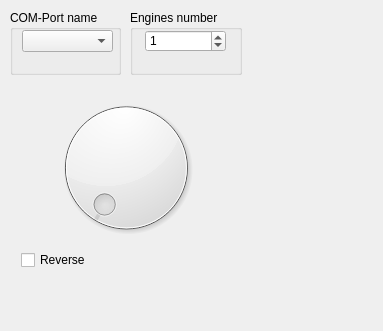
The window that host/gui/widget.ui (MChemodanov/ROV_old) describes before a commit, drawn with Qt 5.
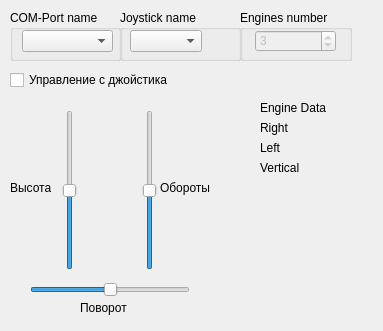
The same window after the commit.

Commit message: joystick alpha

What changed in the file:
```diff
--- a/host/gui/widget.ui
+++ b/host/gui/widget.ui
@@ -19,39 +19,13 @@
   <property name="windowTitle">
    <string/>
   </property>
-  <widget class="QWidget" name="gridLayoutWidget">
-   <property name="geometry">
-    <rect>
-     <x>10</x>
-     <y>80</y>
-     <width>232</width>
-     <height>201</height>
-    </rect>
-   </property>
-   <layout class="QGridLayout" name="gridLayout">
-    <item row="2" column="0">
-     <widget class="QCheckBox" name="checkBox">
-      <property name="text">
-       <string>Reverse</string>
-      </property>
-     </widget>
-    </item>
-    <item row="1" column="0">
-     <widget class="QDial" name="dial">
-      <property name="maximum">
-       <number>255</number>
-      </property>
-     </widget>
-    </item>
-   </layout>
-  </widget>
   <widget class="QGroupBox" name="groupBox">
    <property name="geometry">
     <rect>
      <x>10</x>
      <y>10</y>
      <width>111</width>
-     <height>65</height>
+     <height>51</height>
     </rect>
    </property>
    <property name="title">
@@ -71,16 +45,19 @@
   <widget class="QGroupBox" name="groupBox_2">
    <property name="geometry">
     <rect>
-     <x>130</x>
+     <x>240</x>
      <y>10</y>
      <width>112</width>
-     <height>65</height>
+     <height>51</height>
     </rect>
    </property>
    <property name="title">
     <string>Engines number</string>
    </property>
    <widget class="QSpinBox" name="spinBox">
+    <property name="enabled">
+     <bool>false</bool>
+    </property>
     <property name="geometry">
      <rect>
       <x>15</x>
@@ -90,10 +67,203 @@
      </rect>
     </property>
     <property name="value">
-     <number>1</number>
+     <number>3</number>
     </property>
    </widget>
   </widget>
+  <widget class="QGroupBox" name="groupBox_3">
+   <property name="geometry">
+    <rect>
+     <x>120</x>
+     <y>10</y>
+     <width>121</width>
+     <height>51</height>
+    </rect>
+   </property>
+   <property name="title">
+    <string>Joystick name</string>
+   </property>
+   <widget class="QComboBox" name="comboBox_2">
+    <property name="geometry">
+     <rect>
+      <x>10</x>
+      <y>20</y>
+      <width>101</width>
+      <height>22</height>
+     </rect>
+    </property>
+    <property name="maximumSize">
+     <size>
+      <width>101</width>
+      <height>16777215</height>
+     </size>
+    </property>
+    <property name="sizeAdjustPolicy">
+     <enum>QComboBox::AdjustToContents</enum>
+    </property>
+   </widget>
+  </widget>
+  <widget class="QCheckBox" name="checkBox">
+   <property name="geometry">
+    <rect>
+     <x>10</x>
+     <y>70</y>
+     <width>181</width>
+     <height>20</height>
+    </rect>
+   </property>
+   <property name="text">
+    <string>Управление с джойстика</string>
+   </property>
+  </widget>
+  <widget class="QSlider" name="verticalSlider">
+   <property name="geometry">
+    <rect>
+     <x>60</x>
+     <y>110</y>
+     <width>19</width>
+     <height>160</height>
+    </rect>
+   </property>
+   <property name="minimum">
+    <number>-255</number>
+   </property>
+   <property name="maximum">
+    <number>255</number>
+   </property>
+   <property name="orientation">
+    <enum>Qt::Vertical</enum>
+   </property>
+  </widget>
+  <widget class="QSlider" name="verticalSlider_2">
+   <property name="geometry">
+    <rect>
+     <x>140</x>
+     <y>110</y>
+     <width>19</width>
+     <height>160</height>
+    </rect>
+   </property>
+   <property name="minimum">
+    <number>-255</number>
+   </property>
+   <property name="maximum">
+    <number>255</number>
+   </property>
+   <property name="orientation">
+    <enum>Qt::Vertical</enum>
+   </property>
+  </widget>
+  <widget class="QSlider" name="horizontalSlider">
+   <property name="geometry">
+    <rect>
+     <x>30</x>
+     <y>280</y>
+     <width>160</width>
+     <height>19</height>
+    </rect>
+   </property>
+   <property name="minimum">
+    <number>-255</number>
+   </property>
+   <property name="maximum">
+    <number>255</number>
+   </property>
+   <property name="orientation">
+    <enum>Qt::Horizontal</enum>
+   </property>
+  </widget>
+  <widget class="QLabel" name="label">
+   <property name="geometry">
+    <rect>
+     <x>10</x>
+     <y>180</y>
+     <width>41</width>
+     <height>16</height>
+    </rect>
+   </property>
+   <property name="text">
+    <string>Высота</string>
+   </property>
+  </widget>
+  <widget class="QLabel" name="label_2">
+   <property name="geometry">
+    <rect>
+     <x>160</x>
+     <y>180</y>
+     <width>53</width>
+     <height>16</height>
+    </rect>
+   </property>
+   <property name="text">
+    <string>Обороты</string>
+   </property>
+  </widget>
+  <widget class="QLabel" name="label_3">
+   <property name="geometry">
+    <rect>
+     <x>80</x>
+     <y>300</y>
+     <width>53</width>
+     <height>16</height>
+    </rect>
+   </property>
+   <property name="text">
+    <string>Поворот</string>
+   </property>
+  </widget>
+  <widget class="QLabel" name="label_4">
+   <property name="geometry">
+    <rect>
+     <x>260</x>
+     <y>100</y>
+     <width>81</width>
+     <height>16</height>
+    </rect>
+   </property>
+   <property name="text">
+    <string>Engine Data</string>
+   </property>
+  </widget>
+  <widget class="QLabel" name="label_5">
+   <property name="geometry">
+    <rect>
+     <x>260</x>
+     <y>120</y>
+     <width>81</width>
+     <height>16</height>
+    </rect>
+   </property>
+   <property name="text">
+    <string>Right</string>
+   </property>
+  </widget>
+  <widget class="QLabel" name="label_6">
+   <property name="geometry">
+    <rect>
+     <x>260</x>
+     <y>140</y>
+     <width>81</width>
+     <height>16</height>
+    </rect>
+   </property>
+   <property name="text">
+    <string>Left</string>
+   </property>
+  </widget>
+  <widget class="QLabel" name="label_7">
+   <property name="geometry">
+    <rect>
+     <x>260</x>
+     <y>160</y>
+     <width>81</width>
+     <height>16</height>
+    </rect>
+   </property>
+   <property name="text">
+    <string>Vertical</string>
+   </property>
+  </widget>
  </widget>
  <layoutdefault spacing="6" margin="11"/>
  <resources/>
```
The commit also changes 7 other files.
